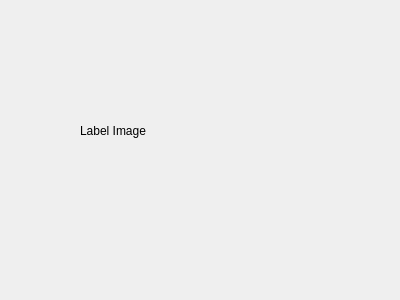
Old version of the form gui/iconhover/labelimagedialog.ui in the repository jinhang87/qtutil.
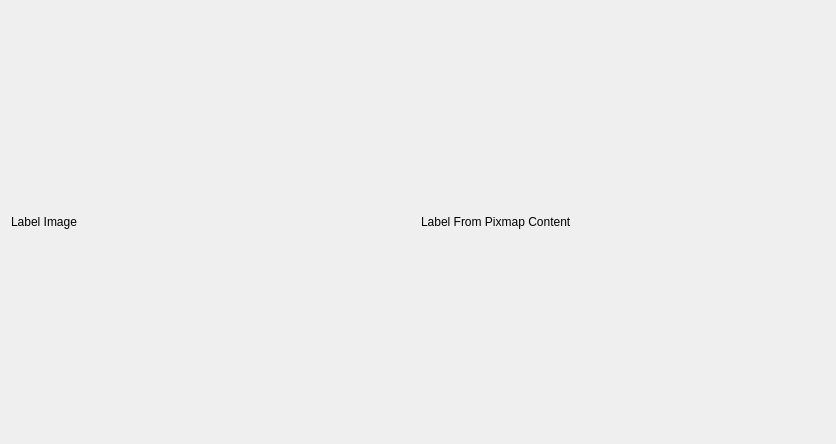
New version of the form.

What changed in the file:
```diff
--- a/gui/iconhover/labelimagedialog.ui
+++ b/gui/iconhover/labelimagedialog.ui
@@ -6,26 +6,29 @@
    <rect>
     <x>0</x>
     <y>0</y>
-    <width>400</width>
-    <height>300</height>
+    <width>836</width>
+    <height>444</height>
    </rect>
   </property>
   <property name="windowTitle">
    <string>Dialog</string>
   </property>
-  <widget class="QLabel" name="labelImage">
-   <property name="geometry">
-    <rect>
-     <x>80</x>
-     <y>40</y>
-     <width>221</width>
-     <height>181</height>
-    </rect>
-   </property>
+  <layout class="QGridLayout" name="gridLayout">
+   <item row="0" column="0">
+    <widget class="QLabel" name="labelFromPixmap">
    <property name="text">
     <string>Label Image</string>
    </property>
   </widget>
+   </item>
+   <item row="0" column="1">
+    <widget class="QLabel" name="labelFromPixmapContent">
+     <property name="text">
+      <string>Label From Pixmap Content</string>
+     </property>
+    </widget>
+   </item>
+  </layout>
  </widget>
  <resources/>
  <connections/>
```
Lines whose indentation alone changed are shown as unchanged.
